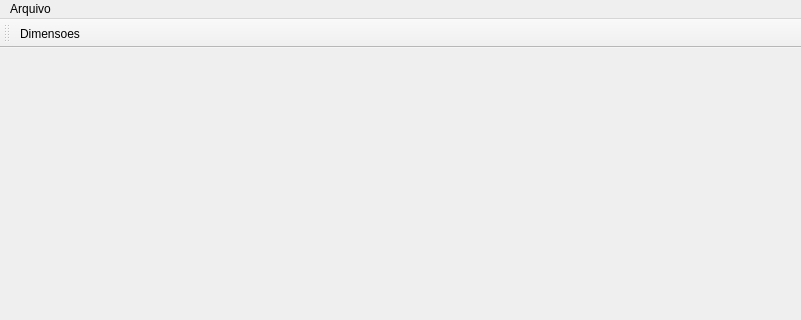
Old version of the form mainwindow.ui in the repository matheusmfrb/Escultor_Parte_3; both pictures show x 0 to 801 and y 0 to 320 of the 801 by 618 pixel window.
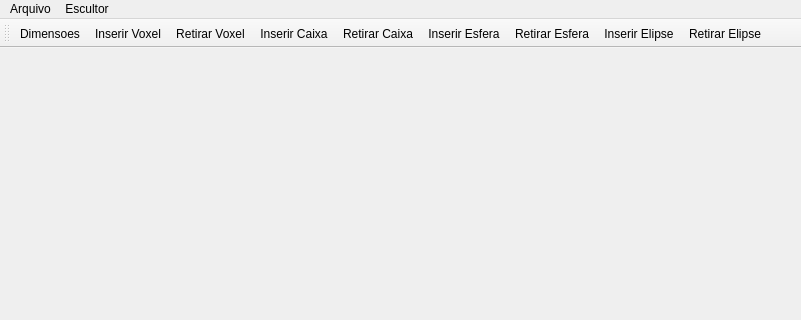
New version of the form. Custom widgets are drawn as their Qt base class.

Diff of the .ui file:
```diff
--- a/mainwindow.ui
+++ b/mainwindow.ui
@@ -88,23 +88,6 @@
     </layout>
    </widget>
   </widget>
-  <widget class="QMenuBar" name="menubar">
-   <property name="geometry">
-    <rect>
-     <x>0</x>
-     <y>0</y>
-     <width>801</width>
-     <height>21</height>
-    </rect>
-   </property>
-   <widget class="QMenu" name="menuFile">
-    <property name="title">
-     <string>Arquivo</string>
-    </property>
-    <addaction name="actionDimensoes"/>
-   </widget>
-   <addaction name="menuFile"/>
-  </widget>
   <widget class="QStatusBar" name="statusbar"/>
   <widget class="QToolBar" name="toolBar">
    <property name="windowTitle">
@@ -117,13 +100,112 @@
     <bool>false</bool>
    </attribute>
    <addaction name="actionDimensoes"/>
+   <addaction name="actionInserir_Voxel"/>
+   <addaction name="actionRetirar_Voxel"/>
+   <addaction name="actionInserir_Caixa"/>
+   <addaction name="actionRetirar_Caixa"/>
+   <addaction name="actionInserir_Esfera"/>
+   <addaction name="actionRetirar_Esfera"/>
+   <addaction name="actionInserir_Elipse"/>
+   <addaction name="actionRetirar_Elipse"/>
+  </widget>
+  <widget class="QMenuBar" name="menubar">
+   <property name="geometry">
+    <rect>
+     <x>0</x>
+     <y>0</y>
+     <width>801</width>
+     <height>21</height>
+    </rect>
+   </property>
+   <widget class="QMenu" name="menuEscultor">
+    <property name="title">
+     <string>Escultor</string>
+    </property>
+    <addaction name="actionDimensoes"/>
+    <addaction name="actionInserir_Voxel"/>
+    <addaction name="actionRetirar_Voxel"/>
+    <addaction name="actionInserir_Caixa"/>
+    <addaction name="actionRetirar_Caixa"/>
+    <addaction name="actionInserir_Esfera"/>
+    <addaction name="actionRetirar_Esfera"/>
+    <addaction name="actionInserir_Elipse"/>
+    <addaction name="actionRetirar_Elipse"/>
+   </widget>
+   <widget class="QMenu" name="menuArquivo">
+    <property name="title">
+     <string>Arquivo</string>
+    </property>
+    <addaction name="actionSalvar"/>
+    <addaction name="actionSair"/>
+   </widget>
+   <addaction name="menuArquivo"/>
+   <addaction name="menuEscultor"/>
   </widget>
   <action name="actionDimensoes">
    <property name="text">
     <string>Dimensoes</string>
    </property>
   </action>
+  <action name="actionSalvar">
+   <property name="text">
+    <string>Salvar</string>
+   </property>
+  </action>
+  <action name="actionSair">
+   <property name="text">
+    <string>Sair</string>
+   </property>
+  </action>
+  <action name="actionInserir_Voxel">
+   <property name="text">
+    <string>Inserir Voxel</string>
+   </property>
+  </action>
+  <action name="actionRetirar_Voxel">
+   <property name="text">
+    <string>Retirar Voxel</string>
+   </property>
+  </action>
+  <action name="actionInserir_Caixa">
+   <property name="text">
+    <string>Inserir Caixa</string>
+   </property>
+  </action>
+  <action name="actionRetirar_Caixa">
+   <property name="text">
+    <string>Retirar Caixa</string>
+   </property>
+  </action>
+  <action name="actionInserir_Esfera">
+   <property name="text">
+    <string>Inserir Esfera</string>
+   </property>
+  </action>
+  <action name="actionRetirar_Esfera">
+   <property name="text">
+    <string>Retirar Esfera</string>
+   </property>
+  </action>
+  <action name="actionInserir_Elipse">
+   <property name="text">
+    <string>Inserir Elipse</string>
+   </property>
+  </action>
+  <action name="actionRetirar_Elipse">
+   <property name="text">
+    <string>Retirar Elipse</string>
+   </property>
+  </action>
  </widget>
+ <customwidgets>
+  <customwidget>
+   <class>Desenho</class>
+   <extends>QWidget</extends>
+   <header>desenho.h</header>
+   <container>1</container>
+  </customwidget>
+ </customwidgets>
  <resources/>
  <connections>
   <connection>
```
Left out of the diff: 23 changed lines with no effect on the pictures.
